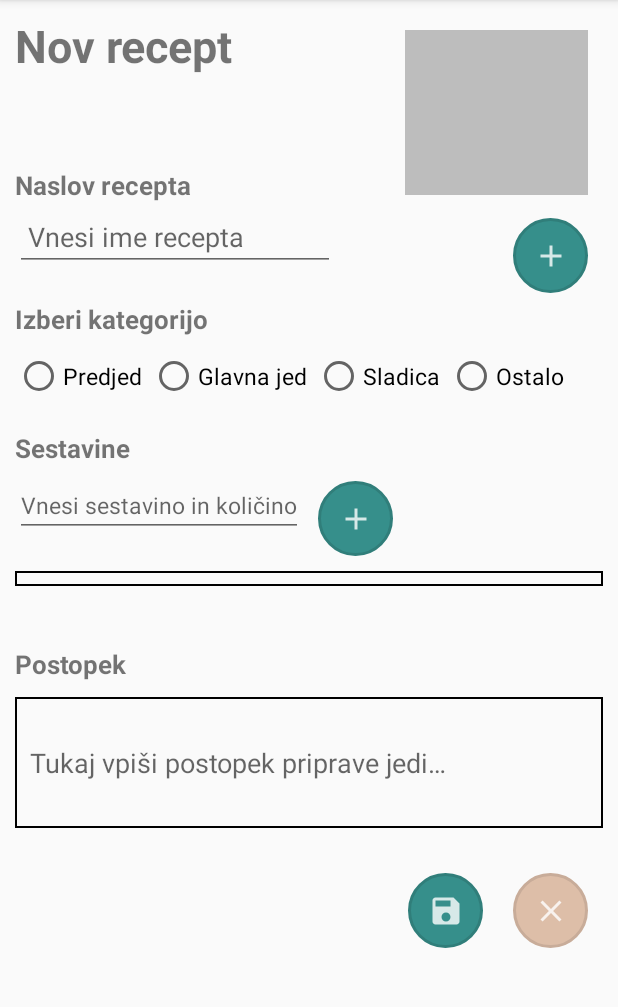
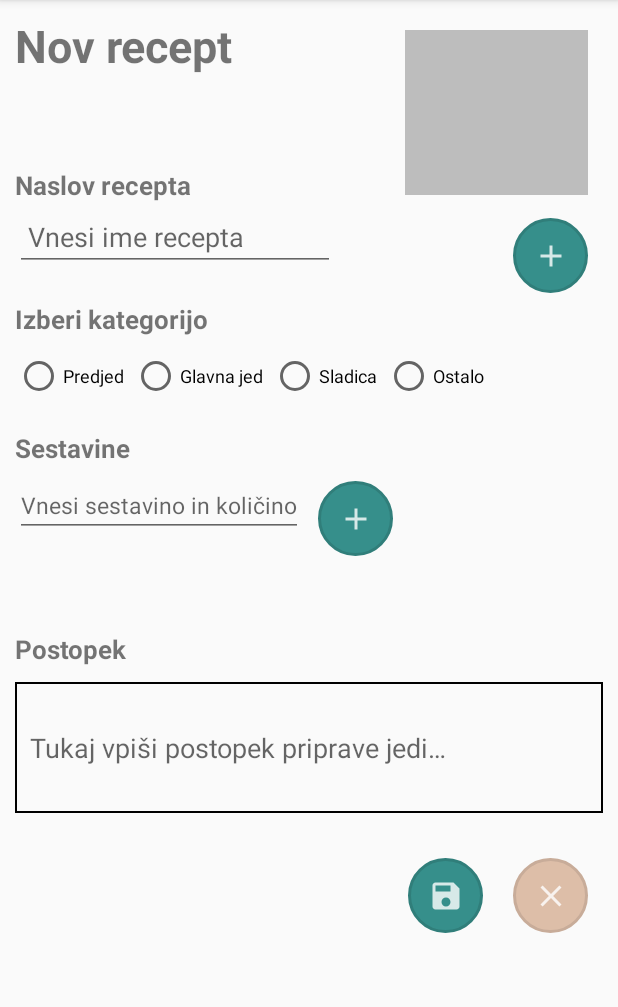
Before and after one commit to maticc97/mojiRecepti, an Android app: the screen it shows after launch (MainActivity), after a tap on an icon or button, on a phone screen of 412 x 824 dp, the part 84-1091 px from its top. Run offline under Robolectric (Android 15) with nearby library versions, the phone set to English and light mode, and no system bars.

Commit message:
added layout fixes + uri insert into database

```diff
--- a/app/src/main/res/layout/activity_add_recipe.xml
+++ b/app/src/main/res/layout/activity_add_recipe.xml
@@ -93,7 +93,7 @@
                     android:layout_marginEnd="5dp"
                     android:layout_marginRight="5dp"
                     android:text="@string/starter"
-                    android:textSize="15sp" />
+                    android:textSize="12sp" />
 
                 <RadioButton
                     android:id="@+id/kategorijaGlavna"
@@ -101,7 +101,7 @@
                     android:layout_height="wrap_content"
                     android:layout_marginRight="5dp"
                     android:text="@string/main_dish"
-                    android:textSize="15sp" />
+                    android:textSize="12sp" />
 
                 <RadioButton
                     android:id="@+id/kategorijaSladica"
@@ -109,7 +109,7 @@
                     android:layout_height="wrap_content"
                     android:layout_marginRight="5dp"
                     android:text="@string/desert"
-                    android:textSize="15sp" />
+                    android:textSize="12sp" />
 
                 <RadioButton
                     android:id="@+id/kategorijaOstalo"
@@ -117,7 +117,7 @@
                     android:layout_height="wrap_content"
                     android:layout_marginRight="5dp"
                     android:text="@string/rest"
-                    android:textSize="15sp" />
+                    android:textSize="12sp" />
             </RadioGroup>
 
             <TextView
@@ -153,10 +153,10 @@
             <ListView
                 android:id="@+id/listView_lv"
                 android:layout_width="match_parent"
-                android:layout_height="10dp"
+                android:layout_height="wrap_content"
                 android:layout_below="@id/btnSestavine"
                 android:layout_marginBottom="20dp"
-                android:background="@drawable/back" />
+                />
 
             <TextView
                 android:id="@+id/postopek_text"
```
Also changed, not shown: app/src/main/java/si/uni/mojirecepti/DatabaseHelper.java (+6 -5 lines), app/src/main/java/si/uni/mojirecepti/Recipe_fragment.java (+10 -0 lines), app/src/main/java/si/uni/mojirecepti/addRecept_fragment.java (+11 -7 lines), app/src/main/java/si/uni/mojirecepti/editRecept_fragment.java (+28 -2 lines), app/src/main/res/layout/list_item_layout.xml (+5 -4 lines).
